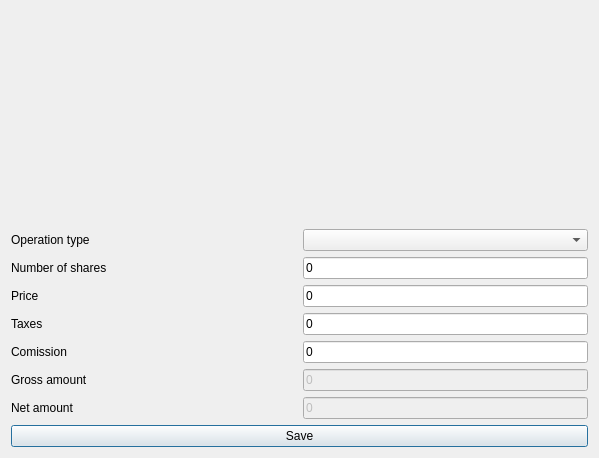
Old version of the form ui/frmInvestmentOperationsAdd.ui in the repository turulomio/xulpymoney.
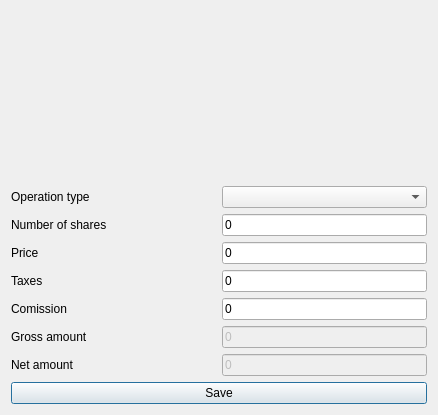
New version of the form. Icons and pictures are not drawn. Custom widgets are drawn as their Qt base class.

Diff of the .ui file:
```diff
--- a/ui/frmInvestmentOperationsAdd.ui
+++ b/ui/frmInvestmentOperationsAdd.ui
@@ -9,8 +9,8 @@
    <rect>
     <x>0</x>
     <y>0</y>
-    <width>599</width>
-    <height>458</height>
+    <width>438</width>
+    <height>415</height>
    </rect>
   </property>
   <property name="windowTitle">
```
